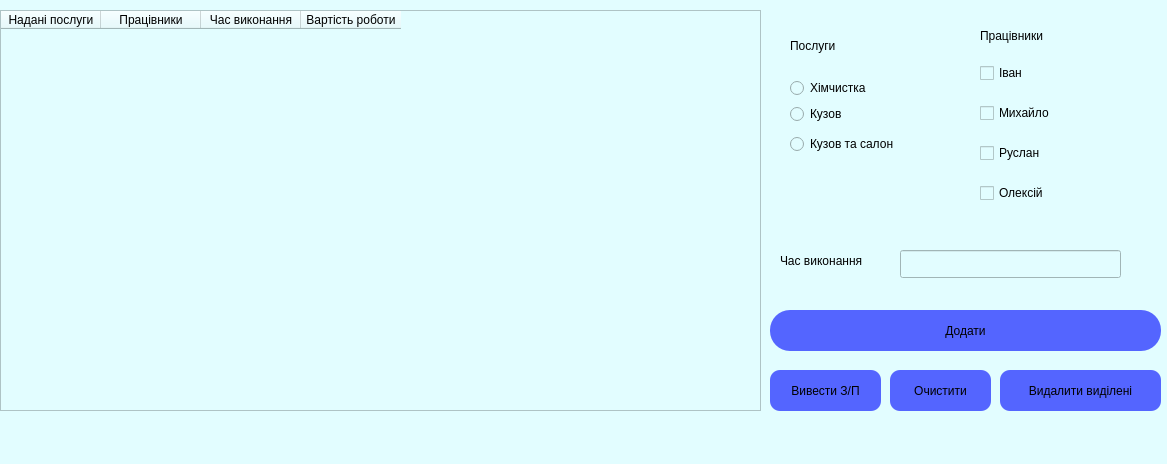
First picture: the form in CarWash/mainwindow.ui, repository maks5s/TeamWork, before the edit.
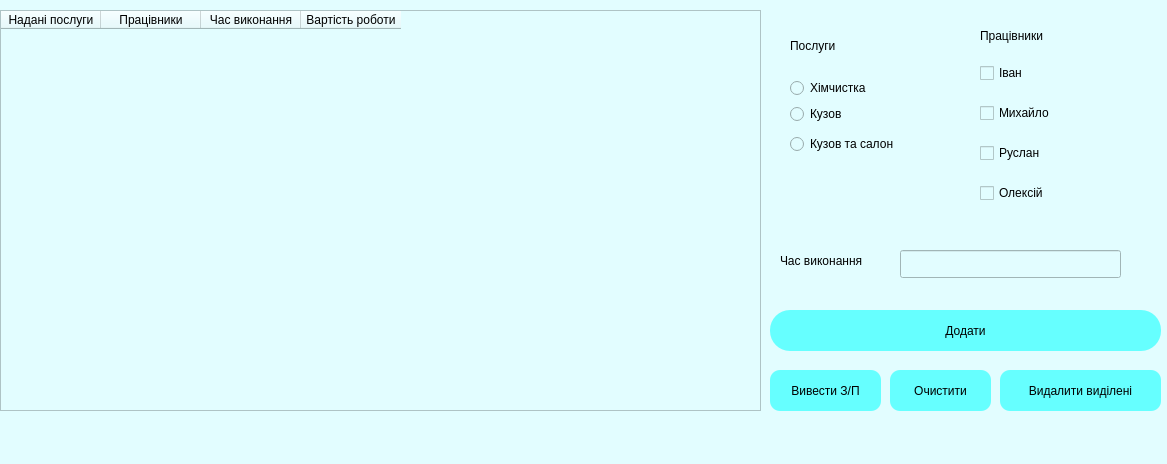
Second picture: the form after the edit.

The edit to the form file:
```diff
--- a/CarWash/mainwindow.ui
+++ b/CarWash/mainwindow.ui
@@ -61,7 +61,7 @@
      <string notr="true">border-radius: 20px;
 
 font: 600 14pt &quot;Segoe UI Semibold&quot;;
-background-color: rgb(84, 101, 255);</string>
+background-color: rgb(102, 255, 255);</string>
     </property>
     <property name="text">
      <string>Додати</string>
@@ -79,7 +79,7 @@
     <property name="styleSheet">
      <string notr="true">border-radius: 10px;
 
-background-color: rgb(84, 101, 255);</string>
+background-color: rgb(102, 255, 255);</string>
     </property>
     <property name="text">
      <string>Очистити</string>
@@ -97,7 +97,7 @@
     <property name="styleSheet">
      <string notr="true">border-radius: 10px;
 
-background-color: rgb(84, 101, 255);</string>
+background-color: rgb(102, 255, 255);</string>
     </property>
     <property name="text">
      <string>Видалити виділені</string>
@@ -115,7 +115,7 @@
     <property name="styleSheet">
      <string notr="true">border-radius: 10px;
 
-background-color: rgb(84, 101, 255);</string>
+background-color: rgb(102, 255, 255);</string>
     </property>
     <property name="text">
      <string>Вивести З/П</string>
```
Left out of the diff: 2 changed lines with no effect on the pictures.
